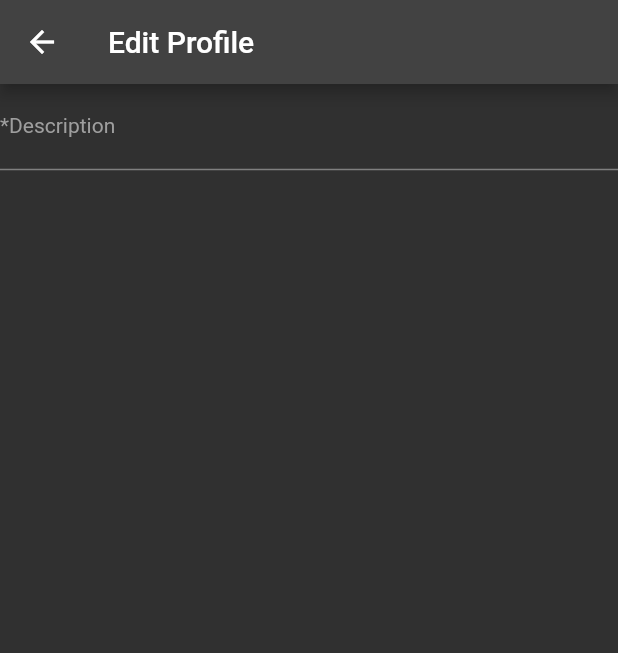
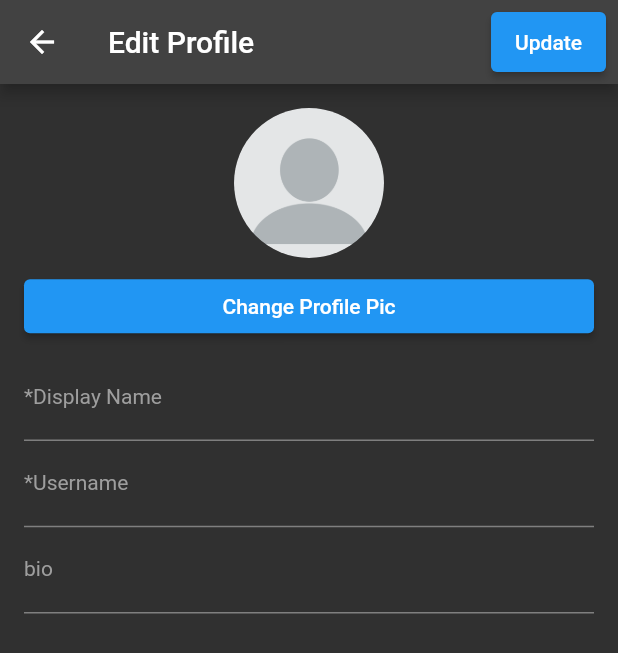
Before and after one commit to SatyamKr07/expApp, a Flutter app: the EditProfile screen opened directly, on a phone screen of 412 x 824 dp. Shown: the top 653 px of the screen. Run offline on Flutter 3.47's test engine with Material 2 defaults, Android fonts, the phone set to English and light mode, and no system bars; our stand-ins replace better_player, cached_network_image, carousel_slider, cloud_firestore, firebase_auth, firebase_core and 13 more; missing offline and left inert: video_compress; accounts and stored records are empty; generated files the repository leaves out were written again; network calls fail.

Commit message:
edit profile page

```diff
--- a/lib/src/central/services/controllers_bindings.dart
+++ b/lib/src/central/services/controllers_bindings.dart
@@ -1,4 +1,5 @@
 import 'package:commentor/src/central/services/image_service.dart';
+import 'package:commentor/src/controllers/edit_profile_controller.dart';
 import 'package:commentor/src/controllers/user_controller.dart';
 import 'package:commentor/src/controllers/add_post_controller.dart';
 import 'package:commentor/src/controllers/home_controller.dart';
@@ -15,5 +16,7 @@ class ControllerBinding extends Bindings {
     Get.lazyPut<ImageService>(() => ImageService(), fenix: true);
     Get.lazyPut<FirebaseStorageService>(() => FirebaseStorageService(),
         fenix: true);
+    Get.lazyPut<EditProfileController>(() => EditProfileController(),
+        fenix: true);
   }
 }
--- a/lib/src/controllers/add_post_controller.dart
+++ b/lib/src/controllers/add_post_controller.dart
@@ -86,7 +86,7 @@ class AddPostController extends GetxController {
 
   Future uploadImages() async {
     try {
-      await firebaseServices.uploadImageToFirebaseStorage(
+      await firebaseServices.uploadMediaToFirebaseStorage(
           mediaPath: mediaList, mediaUrlWithTypeToStore: postModel.mediaList);
     } catch (e) {
       logger.e('error in uploading images $e');
--- /dev/null
+++ b/lib/src/controllers/edit_profile_controller.dart
@@ -0,0 +1,90 @@
+import 'package:cloud_firestore/cloud_firestore.dart';
+import 'package:commentor/src/central/services/firebase_services.dart';
+import 'package:commentor/src/central/services/image_service.dart';
+import 'package:commentor/src/central/services/my_logger.dart';
+import 'package:commentor/src/controllers/user_controller.dart';
+import 'package:commentor/src/models/media_model.dart';
+import 'package:commentor/src/models/user_model.dart';
+import 'package:flutter/cupertino.dart';
+import 'package:get/get.dart';
+import 'package:image_picker/image_picker.dart';
+
+class EditProfileController extends GetxController {
+  UserModel userModel = UserModel();
+  TextEditingController displayNameCtrl = TextEditingController();
+  TextEditingController userNameCtrl = TextEditingController();
+  TextEditingController bioCtrl = TextEditingController();
+  final userController = Get.find<UserController>();
+  final imageService = Get.find<ImageService>();
+  bool isProfilePicPickedFromGallery = false;
+  String profilePicPath = "";
+  final firebaseServices = Get.find<FirebaseStorageService>();
+  @override
+  void onInit() {
+    // TODO: implement onInit
+    super.onInit();
+    feedProfileDetails();
+  }
+
+  feedProfileDetails() {
+    displayNameCtrl.text = userController.appUser.displayName;
+    userNameCtrl.text = userController.appUser.username;
+    bioCtrl.text = userController.appUser.bio;
+  }
+
+  getImagesFromGallery() async {
+    try {
+      XFile? image = await imageService.pickSingleImageFromGallery();
+      if (image != null) {
+        profilePicPath = image.path;
+        isProfilePicPickedFromGallery = true;
+        update(['PROFILE_PIC']);
+      }
+    } catch (e) {
+      logger.e('getImagesFromGallery error $e');
+    }
+  }
+
+  Future updateDetails() async {
+    detailsToUpdate();
+    if (profilePicPath != "") {
+      await uploadProfilePicToStorage();
+    }
+    FirebaseFirestore.instance
+        .collection("users")
+        .doc(userController.appUser.id)
+        .update({
+      "profilePic": userModel.profilePic,
+      "displayName": userModel.displayName,
+      "username": userModel.username,
+      "bio": userModel.bio,
+    }).then((value) {
+      logger.d("profile updated successfully");
+    }).onError(
+      (error, stackTrace) {
+        logger.e('error update profile details $error');
+      },
+    );
+  }
+
+  uploadProfilePicToStorage() async {
+    List<MediaModel> tempMedia = [MediaModel()];
+    List<MediaModel> urlStore = [];
+    tempMedia[0].url = profilePicPath;
+    try {
+      await firebaseServices.uploadMediaToFirebaseStorage(
+        mediaPath: tempMedia,
+        mediaUrlWithTypeToStore: urlStore,
+      );
+      userModel.profilePic = urlStore[0].url;
+    } catch (e) {
+      logger.e('error uploading profile pic');
+    }
+  }
+
+  detailsToUpdate() {
+    userModel.displayName = displayNameCtrl.text;
+    userModel.username = userNameCtrl.text;
+    userModel.bio = bioCtrl.text;
+  }
+}
--- a/lib/src/pages/edit_profile/edit_profile.dart
+++ b/lib/src/pages/edit_profile/edit_profile.dart
@@ -1,16 +1,75 @@
+import 'dart:io';
+
+import 'package:commentor/src/central/services/image_service.dart';
+import 'package:commentor/src/central/shared/dimensions.dart';
+import 'package:commentor/src/controllers/edit_profile_controller.dart';
+import 'package:commentor/src/controllers/user_controller.dart';
 import 'package:flutter/material.dart';
+import 'package:get/get.dart';
 
 class EditProfile extends StatelessWidget {
-  const EditProfile({Key? key}) : super(key: key);
+  EditProfile({Key? key}) : super(key: key);
+  final editProfileController = Get.find<EditProfileController>();
+  final userController = Get.find<UserController>();
 
   @override
   Widget build(BuildContext context) {
     return Scaffold(
-      appBar: AppBar(title: Text("Edit Profile")),
-      body: ListView(
+      appBar: AppBar(
+        title: Text("Edit Profile"),
+        actions: [
+          Padding(
+            padding: const EdgeInsets.all(8.0),
+            child: ElevatedButton(
+              onPressed: () {
+                editProfileController.updateDetails();
+              },
+              child: Text("Update"),
+            ),
+          ),
+        ],
+      ),
+      body: Padding(
+        padding: EdgeInsets.all(16.0),
+        child: ListView(
           children: [
+            GetBuilder<EditProfileController>(
+              id: 'PROFILE_PIC',
+              builder: (_) => Column(
+                children: [
+                  if (editProfileController.isProfilePicPickedFromGallery)
+                    CircleAvatar(
+                      radius: 50,
+                      child: Image.file(
+                        File(editProfileController.profilePicPath),
+                        fit: BoxFit.cover,
+                      ),
+                    )
+                  else
+                    CircleAvatar(
+                      radius: 50,
+                      child: userController.appUser.profilePic == ""
+                          ? ClipOval(
+                              child: Image.asset(
+                                  'assets/images/default_profile_pic.png'),
+                            )
+                          : ClipOval(
+                              child: Image.network(
+                                  userController.appUser.profilePic),
+                            ),
+                    ),
+                ],
+              ),
+            ),
+            vSizedBox1,
+            ElevatedButton(
+                onPressed: () {
+                  editProfileController.getImagesFromGallery();
+                },
+                child: Text("Change Profile Pic")),
+            vSizedBox1,
             TextField(
-            // controller: addBlogController.descCtrl,
+              controller: editProfileController.displayNameCtrl,
               textCapitalization: TextCapitalization.sentences,
               maxLines: null,
               decoration: InputDecoration(
@@ -18,8 +77,8 @@ class EditProfile extends StatelessWidget {
                   color: Colors.grey,
                   fontSize: 14,
                 ),
-              labelText: "*Description",
-              hintText: "Description",
+                labelText: "*Display Name",
+                hintText: "eg. Satya",
                 hintStyle: TextStyle(
                   color: Colors.grey[500],
                   fontSize: 14,
@@ -27,7 +86,44 @@ class EditProfile extends StatelessWidget {
                 ),
               ),
             ),
+            TextField(
+              controller: editProfileController.userNameCtrl,
+              textCapitalization: TextCapitalization.sentences,
+              maxLines: null,
+              decoration: InputDecoration(
+                labelStyle: const TextStyle(
+                  color: Colors.grey,
+                  fontSize: 14,
+                ),
+                labelText: "*Username",
+                hintText: "",
+                hintStyle: TextStyle(
+                  color: Colors.grey[500],
+                  fontSize: 14,
+                  fontWeight: FontWeight.normal,
+                ),
+              ),
+            ),
+            TextField(
+              controller: editProfileController.bioCtrl,
+              textCapitalization: TextCapitalization.sentences,
+              maxLines: null,
+              decoration: InputDecoration(
+                labelStyle: const TextStyle(
+                  color: Colors.grey,
+                  fontSize: 14,
+                ),
+                labelText: "bio",
+                hintText: "",
+                hintStyle: TextStyle(
+                  color: Colors.grey[500],
+                  fontSize: 14,
+                  fontWeight: FontWeight.normal,
+                ),
+              ),
+            )
           ],
+        ),
       ),
     );
   }
--- a/lib/src/pages/profile/components/profile_body.dart
+++ b/lib/src/pages/profile/components/profile_body.dart
@@ -56,7 +56,8 @@ class ProfileBody extends StatelessWidget {
               );
             },
           );
-          }),
+        },
+      ),
     );
   }
 }
```
Also changed, not shown: lib/src/central/services/auth_ctrl.dart (+10 -0 lines), lib/src/central/services/firebase_services.dart (+9 -2 lines), lib/src/central/services/image_service.dart (+10 -0 lines), lib/src/controllers/home_controller.dart (+22 -22 lines), lib/src/pages/profile/components/profile_header.dart (+7 -1 lines), assets/images/default_profile_pic.png (added). Lines whose indentation alone changed are shown as unchanged.
